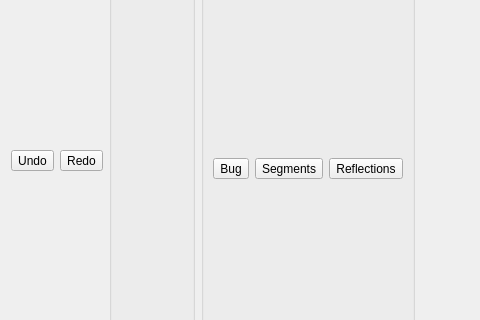
This is arthropod_describer/view/ui/mask_edit_view.ui in mrazr/maphis as Qt 5 draws it before an edit; both pictures show x 0 to 480 and y 175 to 495 of the 1059 by 699 pixel window. The edited form follows.
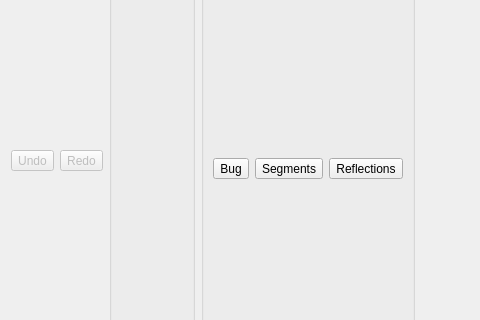
This is the edited form.

Patch:
```diff
--- a/arthropod_describer/view/ui/mask_edit_view.ui
+++ b/arthropod_describer/view/ui/mask_edit_view.ui
@@ -24,6 +24,9 @@
     <layout class="QHBoxLayout" name="toolBar">
      <item>
       <widget class="QToolButton" name="tbtnUndo">
+       <property name="enabled">
+        <bool>false</bool>
+       </property>
        <property name="text">
         <string>Undo</string>
        </property>
@@ -31,6 +34,9 @@
      </item>
      <item>
       <widget class="QToolButton" name="tbtnRedo">
+       <property name="enabled">
+        <bool>false</bool>
+       </property>
        <property name="text">
         <string>Redo</string>
        </property>
```
